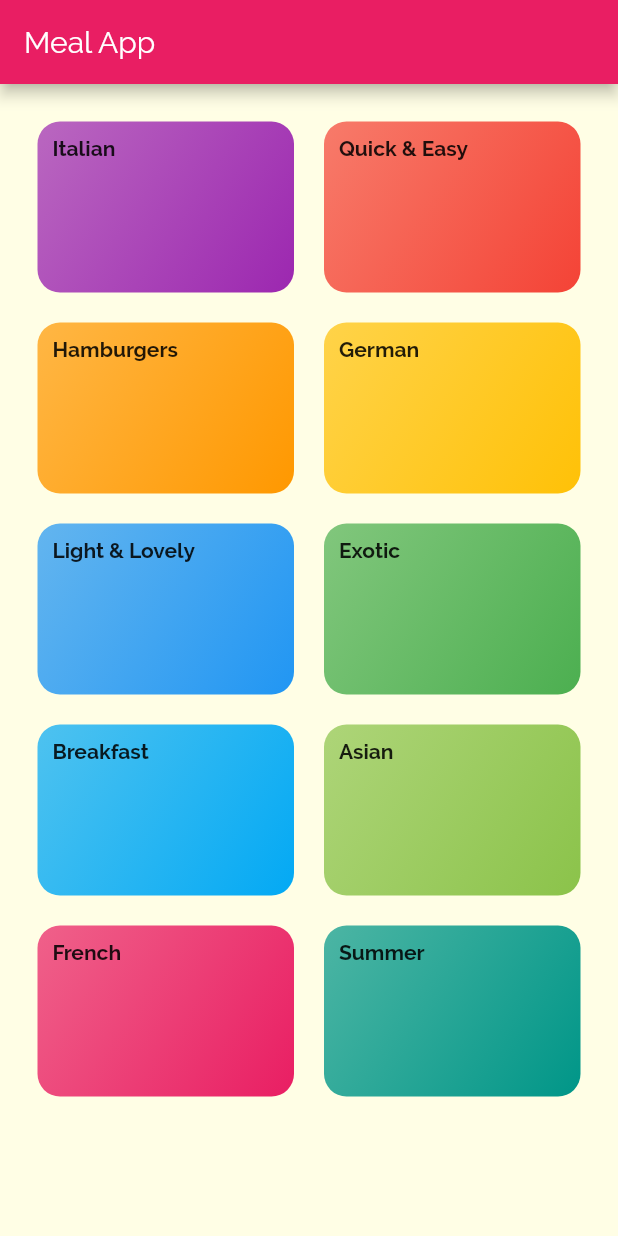
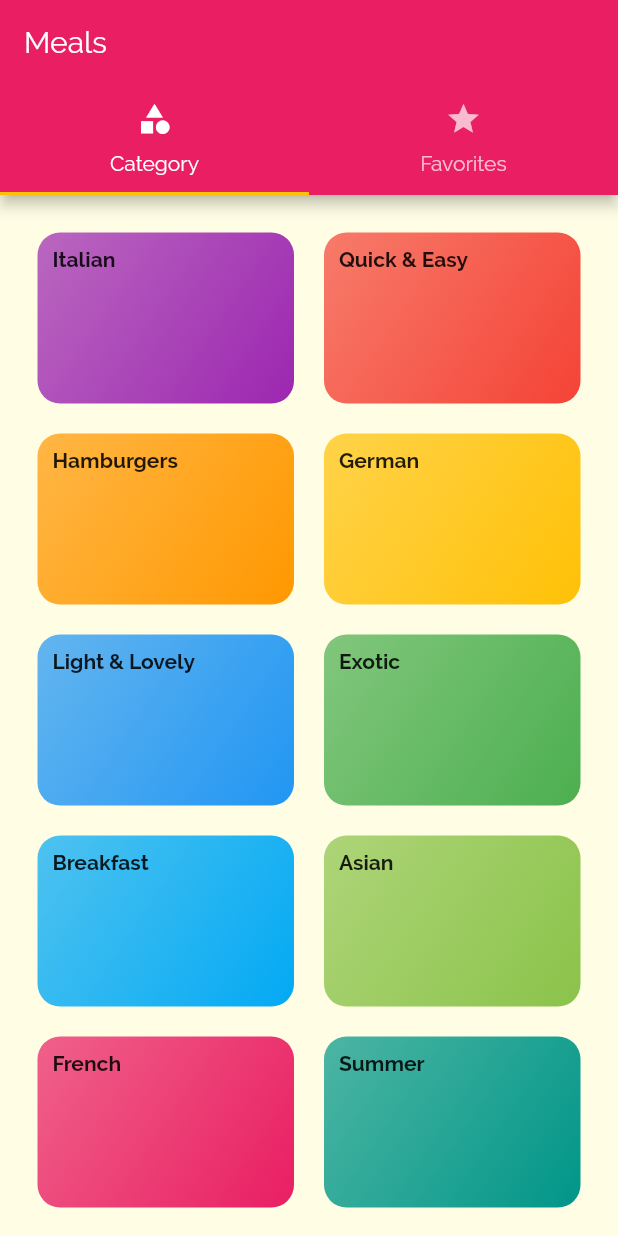
Before and after one commit to benkigera/meals_app, a Flutter app: the screen it shows after launch, on a phone screen of 412 x 824 dp. Run offline on Flutter 3.47's test engine with Material 2 defaults, Android fonts, the phone set to English and light mode, and no system bars.

```diff
--- a/lib/main.dart
+++ b/lib/main.dart
@@ -2,6 +2,7 @@ import 'package:flutter/material.dart';
 import 'package:meals_app/screens/categories_screen.dart';
 import 'package:meals_app/screens/category_meals_screen.dart';
 import 'package:meals_app/screens/meal_detail_screen.dart';
+import 'package:meals_app/screens/tabs_screen.dart';
 
 void main() {
   runApp(const MyApp());
@@ -23,7 +24,7 @@ class MyApp extends StatelessWidget {
       ),
       // home: CategoryScreen(),
       routes: {
-        '/': (ctx) => CategoryScreen(),
+        '/': (ctx) => TabScreen(),
         MealDetailScreen.routeName: (ctx) => MealDetailScreen(),
         CategoryMealScreen.routeName: (ctx) => CategoryMealScreen(),
       },
--- a/lib/screens/categories_screen.dart
+++ b/lib/screens/categories_screen.dart
@@ -3,15 +3,9 @@ import 'package:meals_app/widgets/category_item.dart';
 import 'package:meals_app/models/dummy_data.dart';
 
 class CategoryScreen extends StatelessWidget {
-
-
   @override
   Widget build(BuildContext context) {
-    return Scaffold(
-      appBar: AppBar(
-        title: const Text('Meal App'),
-      ),
-      body: GridView(
+    return GridView(
       padding: const EdgeInsets.all(25),
 
       //returns a category item as widgets
@@ -30,7 +24,6 @@ class CategoryScreen extends StatelessWidget {
         crossAxisSpacing: 20,
         mainAxisSpacing: 20,
       ),
-      ),
     );
   }
 }
--- /dev/null
+++ b/lib/screens/favorites_screen.dart
@@ -0,0 +1,14 @@
+import 'package:flutter/material.dart';
+
+class FavoritesScreen extends StatelessWidget {
+
+
+  @override
+  Widget build(BuildContext context) {
+    return Container(
+      child: Center(
+        child: Text("The favorites"),
+      ),
+    );
+  }
+}
--- /dev/null
+++ b/lib/screens/tabs_screen.dart
@@ -0,0 +1,38 @@
+import 'package:flutter/material.dart';
+import 'package:meals_app/models/category.dart';
+import 'package:meals_app/screens/categories_screen.dart';
+import 'package:meals_app/screens/favorites_screen.dart';
+
+class TabScreen extends StatefulWidget {
+  @override
+  State<TabScreen> createState() => _TabScreenState();
+}
+
+class _TabScreenState extends State<TabScreen> {
+  @override
+  Widget build(BuildContext context) {
+    return DefaultTabController(
+        length: 2,
+        child: Scaffold(
+          appBar: AppBar(
+            title: Text('Meals'),
+            bottom: TabBar(
+              tabs: [
+                Tab(
+                  icon: Icon(Icons.category),
+                  text: 'Category',
+                ),
+                Tab(
+                  icon: Icon(Icons.star),
+                  text: 'Favorites',
+                )
+              ],
+            ),
+          ),
+          body: TabBarView(children: [
+            CategoryScreen(),
+            FavoritesScreen()
+          ],),
+        ));
+  }
+}
```
Lines whose indentation alone changed are shown as unchanged.
